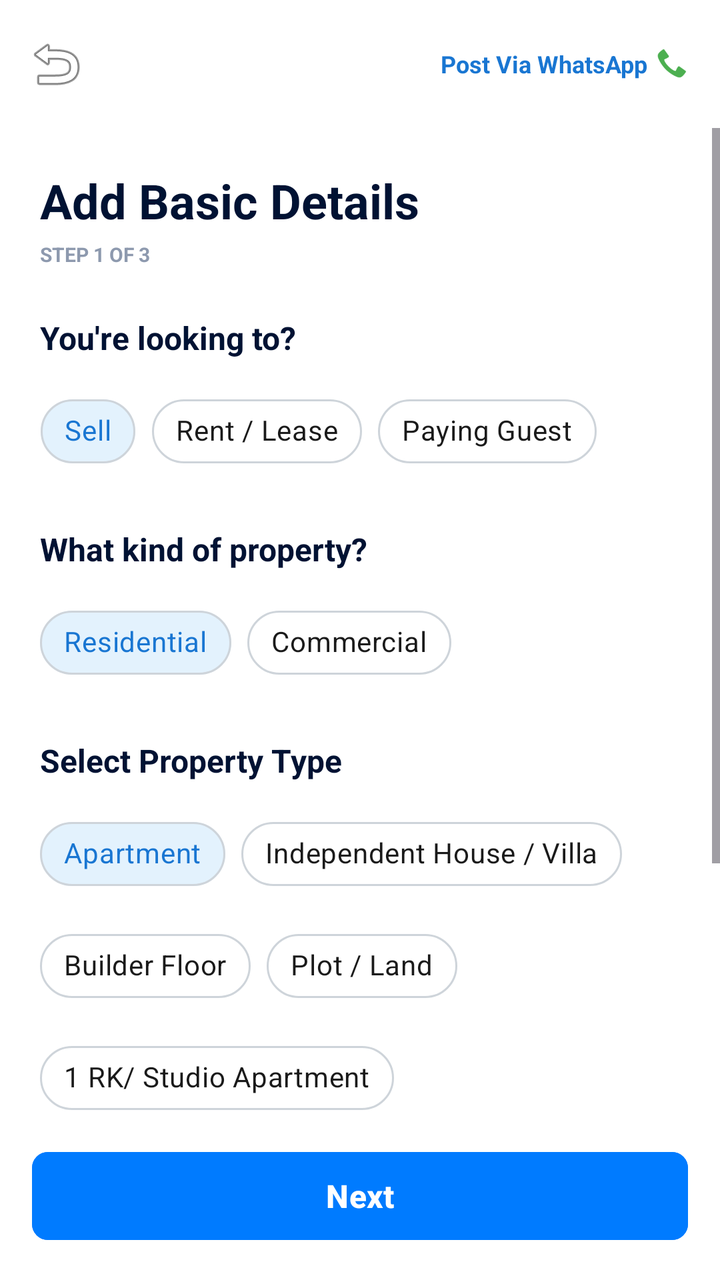
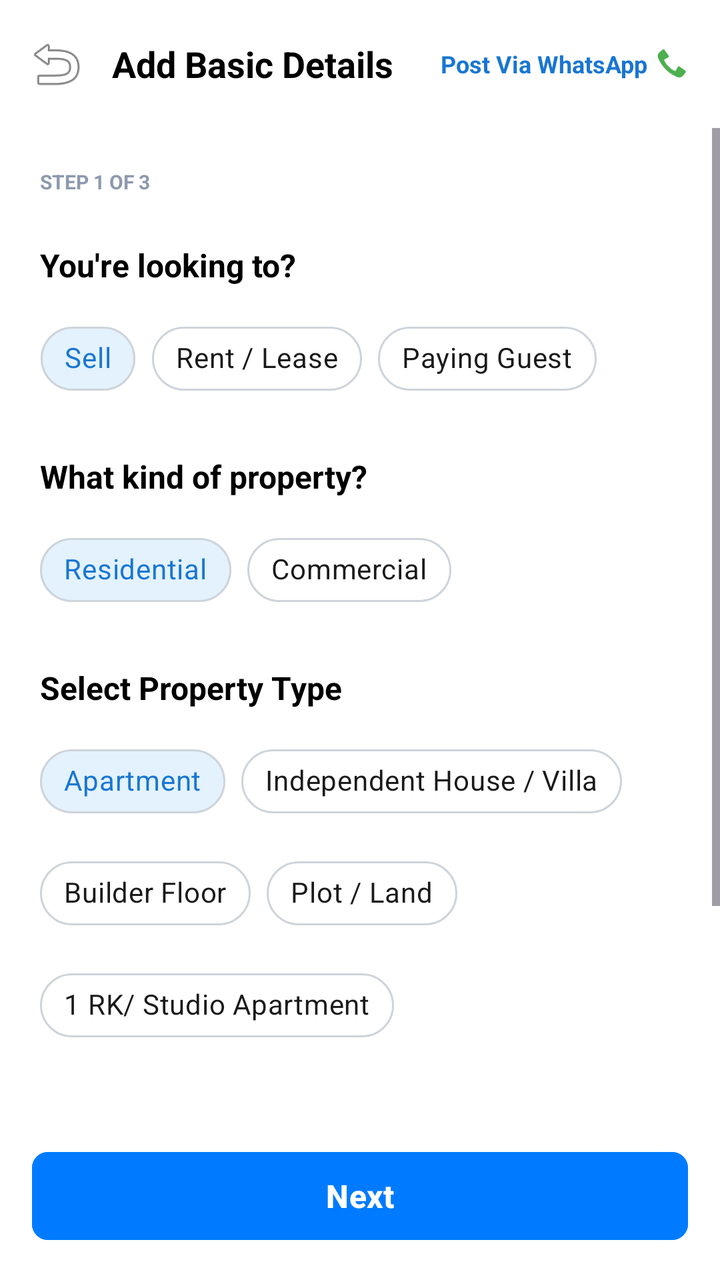

Compare the two renders of this Android layout. The source of the first and the diff that turns it into the second are given below.
<!-- AndroidManifest.xml: application theme Theme.Realestateapp -->
<!-- res/layout/activity_post_property_basic.xml -->
<?xml version="1.0" encoding="utf-8"?>
<LinearLayout xmlns:android="http://schemas.android.com/apk/res/android"
    xmlns:app="http://schemas.android.com/apk/res-auto"
    android:layout_width="match_parent"
    android:layout_height="match_parent"
    android:background="@color/white"
    android:fitsSystemWindows="true"
    android:orientation="vertical">

    <androidx.appcompat.widget.Toolbar
        android:id="@+id/toolbar"
        android:layout_width="match_parent"
        android:layout_height="?attr/actionBarSize"
        android:background="@color/white"
        app:navigationIcon="@android:drawable/ic_menu_revert">

        <LinearLayout
            android:layout_width="wrap_content"
            android:layout_height="wrap_content"
            android:layout_gravity="end"
            android:layout_marginEnd="16dp"
            android:gravity="center_vertical"
            android:orientation="horizontal">

            <TextView
                android:layout_width="wrap_content"
                android:layout_height="wrap_content"
                android:text="Post Via WhatsApp"
                android:textColor="#1976D2"
                android:textSize="12sp"
                android:textStyle="bold" />

            <ImageView
                android:layout_width="16dp"
                android:layout_height="16dp"
                android:layout_marginStart="4dp"
                android:src="@android:drawable/stat_sys_phone_call"
                app:tint="#4CAF50" />
        </LinearLayout>
    </androidx.appcompat.widget.Toolbar>

    <ScrollView
        android:layout_width="match_parent"
        android:layout_height="0dp"
        android:layout_weight="1">

        <LinearLayout
            android:layout_width="match_parent"
            android:layout_height="wrap_content"
            android:orientation="vertical"
            android:padding="20dp">

            <TextView
                android:layout_width="wrap_content"
                android:layout_height="wrap_content"
                android:text="Add Basic Details"
                android:textColor="#001233"
                android:textSize="24sp"
                android:textStyle="bold" />

            <TextView
                android:layout_width="wrap_content"
                android:layout_height="wrap_content"
                android:layout_marginTop="4dp"
                android:text="STEP 1 OF 3"
                android:textColor="#8D99AE"
                android:textSize="10sp"
                android:textStyle="bold" />

            <TextView
                android:layout_width="wrap_content"
                android:layout_height="wrap_content"
                android:layout_marginTop="24dp"
                android:text="You're looking to?"
                android:textColor="#001233"
                android:textSize="16sp"
                android:textStyle="bold" />

            <com.google.android.material.chip.ChipGroup
                android:id="@+id/cgLookingTo"
                android:layout_width="match_parent"
                android:layout_height="wrap_content"
                android:layout_marginTop="12dp"
                app:singleSelection="true">

                <com.google.android.material.chip.Chip
                    android:id="@+id/chipSell"
                    style="@style/Widget.MaterialComponents.Chip.Choice"
                    android:layout_width="wrap_content"
                    android:layout_height="wrap_content"
                    android:text="Sell"
                    android:checked="true"
                    app:chipBackgroundColor="@color/chip_bg_selector"
                    app:chipStrokeColor="#CED4DA"
                    app:chipStrokeWidth="1dp"
                    android:textColor="@color/chip_text_selector" />

                <com.google.android.material.chip.Chip
                    android:id="@+id/chipRent"
                    style="@style/Widget.MaterialComponents.Chip.Choice"
                    android:layout_width="wrap_content"
                    android:layout_height="wrap_content"
                    android:text="Rent / Lease"
                    app:chipBackgroundColor="@color/chip_bg_selector"
                    app:chipStrokeColor="#CED4DA"
                    app:chipStrokeWidth="1dp"
                    android:textColor="@color/chip_text_selector" />

                <com.google.android.material.chip.Chip
                    android:id="@+id/chipPG"
                    style="@style/Widget.MaterialComponents.Chip.Choice"
                    android:layout_width="wrap_content"
                    android:layout_height="wrap_content"
                    android:text="Paying Guest"
                    app:chipBackgroundColor="@color/chip_bg_selector"
                    app:chipStrokeColor="#CED4DA"
                    app:chipStrokeWidth="1dp"
                    android:textColor="@color/chip_text_selector" />
            </com.google.android.material.chip.ChipGroup>

            <TextView
                android:layout_width="wrap_content"
                android:layout_height="wrap_content"
                android:layout_marginTop="24dp"
                android:text="What kind of property?"
                android:textColor="#001233"
                android:textSize="16sp"
                android:textStyle="bold" />

            <com.google.android.material.chip.ChipGroup
                android:layout_width="match_parent"
                android:layout_height="wrap_content"
                android:layout_marginTop="12dp"
                app:singleSelection="true">

                <com.google.android.material.chip.Chip
                    style="@style/Widget.MaterialComponents.Chip.Choice"
                    android:layout_width="wrap_content"
                    android:layout_height="wrap_content"
                    android:text="Residential"
                    android:checked="true"
                    app:chipBackgroundColor="@color/chip_bg_selector"
                    app:chipStrokeColor="#CED4DA"
                    app:chipStrokeWidth="1dp"
                    android:textColor="@color/chip_text_selector" />

                <com.google.android.material.chip.Chip
                    style="@style/Widget.MaterialComponents.Chip.Choice"
                    android:layout_width="wrap_content"
                    android:layout_height="wrap_content"
                    android:text="Commercial"
                    app:chipBackgroundColor="@color/chip_bg_selector"
                    app:chipStrokeColor="#CED4DA"
                    app:chipStrokeWidth="1dp"
                    android:textColor="@color/chip_text_selector" />
            </com.google.android.material.chip.ChipGroup>

            <TextView
                android:layout_width="wrap_content"
                android:layout_height="wrap_content"
                android:layout_marginTop="24dp"
                android:text="Select Property Type"
                android:textColor="#001233"
                android:textSize="16sp"
                android:textStyle="bold" />

            <com.google.android.material.chip.ChipGroup
                android:id="@+id/cgPropertyType"
                android:layout_width="match_parent"
                android:layout_height="wrap_content"
                android:layout_marginTop="12dp"
                app:singleSelection="true">

                <com.google.android.material.chip.Chip
                    android:id="@+id/chipApartment"
                    style="@style/Widget.MaterialComponents.Chip.Choice"
                    android:layout_width="wrap_content"
                    android:layout_height="wrap_content"
                    android:text="Apartment"
                    android:checked="true"
                    app:chipBackgroundColor="@color/chip_bg_selector"
                    app:chipStrokeColor="#CED4DA"
                    app:chipStrokeWidth="1dp"
                    android:textColor="@color/chip_text_selector" />

                <com.google.android.material.chip.Chip
                    style="@style/Widget.MaterialComponents.Chip.Choice"
                    android:layout_width="wrap_content"
                    android:layout_height="wrap_content"
                    android:text="Independent House / Villa"
                    app:chipBackgroundColor="@color/chip_bg_selector"
                    app:chipStrokeColor="#CED4DA"
                    app:chipStrokeWidth="1dp"
                    android:textColor="@color/chip_text_selector" />

                <com.google.android.material.chip.Chip
                    style="@style/Widget.MaterialComponents.Chip.Choice"
                    android:layout_width="wrap_content"
                    android:layout_height="wrap_content"
                    android:text="Builder Floor"
                    app:chipBackgroundColor="@color/chip_bg_selector"
                    app:chipStrokeColor="#CED4DA"
                    app:chipStrokeWidth="1dp"
                    android:textColor="@color/chip_text_selector" />

                <com.google.android.material.chip.Chip
                    style="@style/Widget.MaterialComponents.Chip.Choice"
                    android:layout_width="wrap_content"
                    android:layout_height="wrap_content"
                    android:text="Plot / Land"
                    app:chipBackgroundColor="@color/chip_bg_selector"
                    app:chipStrokeColor="#CED4DA"
                    app:chipStrokeWidth="1dp"
                    android:textColor="@color/chip_text_selector" />

                <com.google.android.material.chip.Chip
                    style="@style/Widget.MaterialComponents.Chip.Choice"
                    android:layout_width="wrap_content"
                    android:layout_height="wrap_content"
                    android:text="1 RK/ Studio Apartment"
                    app:chipBackgroundColor="@color/chip_bg_selector"
                    app:chipStrokeColor="#CED4DA"
                    app:chipStrokeWidth="1dp"
                    android:textColor="@color/chip_text_selector" />

            </com.google.android.material.chip.ChipGroup>

            <TextView
                android:layout_width="wrap_content"
                android:layout_height="wrap_content"
                android:layout_marginTop="32dp"
                android:text="Your contact details"
                android:textColor="#001233"
                android:textSize="16sp"
                android:textStyle="bold" />

            <androidx.cardview.widget.CardView
                android:layout_width="match_parent"
                android:layout_height="wrap_content"
                android:layout_marginTop="12dp"
                app:cardBackgroundColor="@color/white"
                app:cardCornerRadius="4dp"
                app:cardElevation="0dp"
                app:strokeColor="#CED4DA"
                app:strokeWidth="1dp">

                <LinearLayout
                    android:layout_width="match_parent"
                    android:layout_height="wrap_content"
                    android:orientation="vertical"
                    android:padding="16dp">

                    <TextView
                        android:layout_width="wrap_content"
                        android:layout_height="wrap_content"
                        android:text="Phone number / User name / E-mail"
                        android:textColor="#6C757D"
                        android:textSize="12sp" />

                    <RelativeLayout
                        android:layout_width="match_parent"
                        android:layout_height="wrap_content"
                        android:layout_marginTop="4dp">

                        <EditText
                            android:id="@+id/etContactDetails"
                            android:layout_width="match_parent"
                            android:layout_height="wrap_content"
                            android:background="@null"
                            android:hint="Enter details"
                            android:inputType="text"
                            android:textColor="@color/black"
                            android:textSize="16sp" />

                        <ImageView
                            android:layout_width="16dp"
                            android:layout_height="16dp"
                            android:layout_alignParentEnd="true"
                            android:layout_centerVertical="true"
                            android:src="@android:drawable/ic_lock_idle_lock"
                            app:tint="#6C757D" />
                    </RelativeLayout>
                </LinearLayout>
            </androidx.cardview.widget.CardView>

        </LinearLayout>
    </ScrollView>

    <Button
        android:id="@+id/btnNext"
        android:layout_width="match_parent"
        android:layout_height="52dp"
        android:layout_margin="16dp"
        android:backgroundTint="#007BFF"
        android:text="Next"
        android:textAllCaps="false"
        android:textColor="@color/white"
        android:textSize="16sp"
        android:textStyle="bold"
        app:cornerRadius="8dp" />

</LinearLayout>
<!-- resources referenced by this layout -->
<resources>
  <color name="black">#FF000000</color>
  <color name="white">#FFFFFFFF</color>
  <style name="Theme.Realestateapp" parent="Base.Theme.Realestateapp" />
  <style name="Base.Theme.Realestateapp" parent="Theme.Material3.DayNight.NoActionBar">
          
          <item name="colorPrimary">@color/primary</item>
      </style>
  <color name="primary">#7F3DFF</color>
</resources>

<!-- the commit's change to res/layout/activity_post_property_basic.xml (unified diff, before → after) -->
@@ -12,31 +12,49 @@
         android:layout_width="match_parent"
         android:layout_height="?attr/actionBarSize"
         android:background="@color/white"
-        app:navigationIcon="@android:drawable/ic_menu_revert">
-
-        <LinearLayout
-            android:layout_width="wrap_content"
-            android:layout_height="wrap_content"
-            android:layout_gravity="end"
-            android:layout_marginEnd="16dp"
-            android:gravity="center_vertical"
-            android:orientation="horizontal">
-
-            <TextView
-                android:layout_width="wrap_content"
-                android:layout_height="wrap_content"
-                android:text="Post Via WhatsApp"
-                android:textColor="#1976D2"
-                android:textSize="12sp"
-                android:textStyle="bold" />
-
-            <ImageView
-                android:layout_width="16dp"
-                android:layout_height="16dp"
-                android:layout_marginStart="4dp"
-                android:src="@android:drawable/stat_sys_phone_call"
-                app:tint="#4CAF50" />
-        </LinearLayout>
+        app:contentInsetStart="0dp"
+        app:contentInsetStartWithNavigation="0dp"
+        app:navigationIcon="@android:drawable/ic_menu_revert"
+        app:title="">
+
+        <RelativeLayout
+            android:layout_width="match_parent"
+            android:layout_height="match_parent">
+
+            <TextView
+                android:layout_width="wrap_content"
+                android:layout_height="wrap_content"
+                android:layout_centerVertical="true"
+                android:text="Add Basic Details"
+                android:textColor="@color/black"
+                android:textSize="18sp"
+                android:textStyle="bold" />
+
+            <LinearLayout
+                android:layout_width="wrap_content"
+                android:layout_height="wrap_content"
+                android:layout_alignParentEnd="true"
+                android:layout_centerVertical="true"
+                android:layout_marginEnd="16dp"
+                android:gravity="center_vertical"
+                android:orientation="horizontal">
+
+                <TextView
+                    android:layout_width="wrap_content"
+                    android:layout_height="wrap_content"
+                    android:text="Post Via WhatsApp"
+                    android:textColor="#1976D2"
+                    android:textSize="12sp"
+                    android:textStyle="bold" />
+
+                <ImageView
+                    android:layout_width="16dp"
+                    android:layout_height="16dp"
+                    android:layout_marginStart="4dp"
+                    android:src="@android:drawable/stat_sys_phone_call"
+                    app:tint="#4CAF50" />
+            </LinearLayout>
+        </RelativeLayout>
     </androidx.appcompat.widget.Toolbar>
 
     <ScrollView
@@ -53,15 +71,6 @@
             <TextView
                 android:layout_width="wrap_content"
                 android:layout_height="wrap_content"
-                android:text="Add Basic Details"
-                android:textColor="#001233"
-                android:textSize="24sp"
-                android:textStyle="bold" />
-
-            <TextView
-                android:layout_width="wrap_content"
-                android:layout_height="wrap_content"
-                android:layout_marginTop="4dp"
                 android:text="STEP 1 OF 3"
                 android:textColor="#8D99AE"
                 android:textSize="10sp"
@@ -72,7 +81,7 @@
                 android:layout_height="wrap_content"
                 android:layout_marginTop="24dp"
                 android:text="You're looking to?"
-                android:textColor="#001233"
+                android:textColor="@color/black"
                 android:textSize="16sp"
                 android:textStyle="bold" />
 
@@ -123,7 +132,7 @@
                 android:layout_height="wrap_content"
                 android:layout_marginTop="24dp"
                 android:text="What kind of property?"
-                android:textColor="#001233"
+                android:textColor="@color/black"
                 android:textSize="16sp"
                 android:textStyle="bold" />
 
@@ -160,7 +169,7 @@
                 android:layout_height="wrap_content"
                 android:layout_marginTop="24dp"
                 android:text="Select Property Type"
-                android:textColor="#001233"
+                android:textColor="@color/black"
                 android:textSize="16sp"
                 android:textStyle="bold" />
 
@@ -230,7 +239,7 @@
                 android:layout_height="wrap_content"
                 android:layout_marginTop="32dp"
                 android:text="Your contact details"
-                android:textColor="#001233"
+                android:textColor="@color/black"
                 android:textSize="16sp"
                 android:textStyle="bold" />
 
